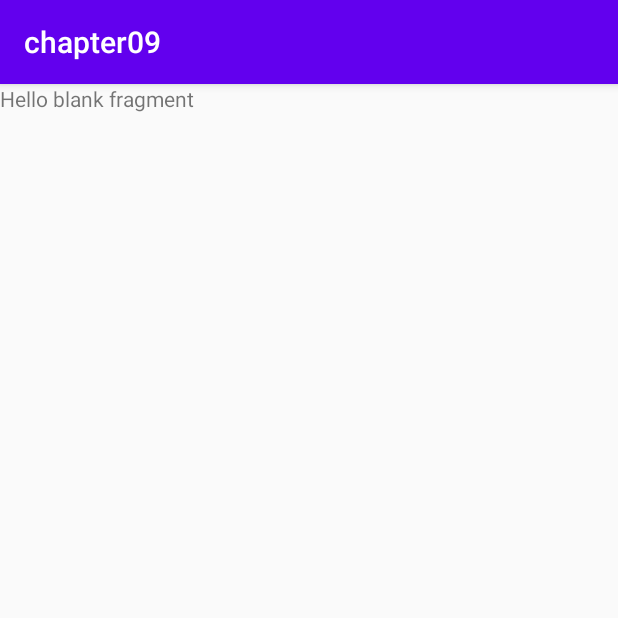
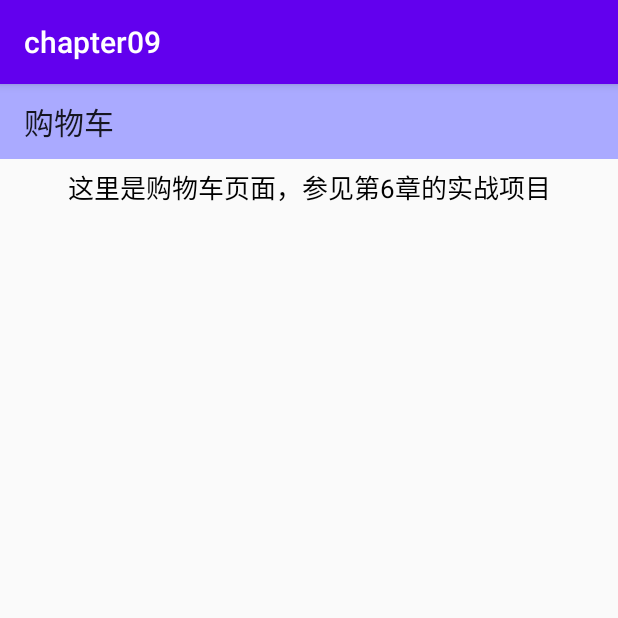
Before and after one commit to lilyOrio/zero_basis_to_project_practice, an Android app: the fragment DepartmentCartFragment shown on its own in the app's theme, on a phone screen of 412 x 824 dp, the top half of it. Run offline under Robolectric (Android 15) with nearby library versions, the phone set to English and light mode, and no system bars; 1 statement that could not run was skipped.

Commit message:
2022/12/17 9.5 实战项目：电商首页

```diff
--- a/chapter08/chapter09/src/main/java/com/example/chapter09/fragment/DepartmentCartFragment.java
+++ b/chapter08/chapter09/src/main/java/com/example/chapter09/fragment/DepartmentCartFragment.java
@@ -2,6 +2,8 @@ package com.example.chapter09.fragment;
 
 import android.os.Bundle;
 
+import androidx.appcompat.app.AppCompatActivity;
+import androidx.appcompat.widget.Toolbar;
 import androidx.fragment.app.Fragment;
 
 import android.view.LayoutInflater;
@@ -10,57 +12,18 @@ import android.view.ViewGroup;
 
 import com.example.chapter09.R;
 
-/**
- * A simple {@link Fragment} subclass.
- * Use the {@link DepartmentCartFragment#newInstance} factory method to
- * create an instance of this fragment.
- */
 public class DepartmentCartFragment extends Fragment {
-
-    // TODO: Rename parameter arguments, choose names that match
-    // the fragment initialization parameters, e.g. ARG_ITEM_NUMBER
-    private static final String ARG_PARAM1 = "param1";
-    private static final String ARG_PARAM2 = "param2";
-
-    // TODO: Rename and change types of parameters
-    private String mParam1;
-    private String mParam2;
-
-    public DepartmentCartFragment() {
-        // Required empty public constructor
-    }
-
-    /**
-     * Use this factory method to create a new instance of
-     * this fragment using the provided parameters.
-     *
-     * @param param1 Parameter 1.
-     * @param param2 Parameter 2.
-     * @return A new instance of fragment DepartmentCartFragment.
-     */
-    // TODO: Rename and change types and number of parameters
-    public static DepartmentCartFragment newInstance(String param1, String param2) {
-        DepartmentCartFragment fragment = new DepartmentCartFragment();
-        Bundle args = new Bundle();
-        args.putString(ARG_PARAM1, param1);
-        args.putString(ARG_PARAM2, param2);
-        fragment.setArguments(args);
-        return fragment;
-    }
+    protected View mView; // 声明一个视图对象
+    protected AppCompatActivity mActivity; // 声明一个活动对象
 
     @Override
-    public void onCreate(Bundle savedInstanceState) {
-        super.onCreate(savedInstanceState);
-        if (getArguments() != null) {
-            mParam1 = getArguments().getString(ARG_PARAM1);
-            mParam2 = getArguments().getString(ARG_PARAM2);
-        }
-    }
-
-    @Override
-    public View onCreateView(LayoutInflater inflater, ViewGroup container,
-                             Bundle savedInstanceState) {
-        // Inflate the layout for this fragment
-        return inflater.inflate(R.layout.fragment_department_cart, container, false);
+    public View onCreateView(LayoutInflater inflater, ViewGroup container, Bundle savedInstanceState) {
+        mActivity = (AppCompatActivity) getActivity();
+        mView = inflater.inflate(R.layout.fragment_department_cart, container, false);
+        // 从布局文件中获取名叫tl_head的工具栏
+        Toolbar tl_head = mView.findViewById(R.id.tl_head);
+        tl_head.setTitle("购物车"); // 设置工具栏的标题文字
+        mActivity.setSupportActionBar(tl_head); // 使用tl_head替换系统自带的ActionBar
+        return mView;
     }
 }
--- a/chapter08/chapter09/src/main/java/com/example/chapter09/fragment/DepartmentClassFragment.java
+++ b/chapter08/chapter09/src/main/java/com/example/chapter09/fragment/DepartmentClassFragment.java
@@ -2,6 +2,7 @@ package com.example.chapter09.fragment;
 
 import android.os.Bundle;
 
+import androidx.annotation.NonNull;
 import androidx.appcompat.app.AppCompatActivity;
 import androidx.appcompat.widget.Toolbar;
 import androidx.fragment.app.Fragment;
@@ -12,7 +13,9 @@ import android.view.View;
 import android.view.ViewGroup;
 
 import com.example.chapter09.R;
+import com.example.chapter09.adapter.ClassPagerAdapter;
 import com.google.android.material.tabs.TabLayout;
+import com.google.android.material.tabs.TabLayoutMediator;
 
 import java.util.ArrayList;
 import java.util.List;
@@ -24,7 +27,6 @@ public class DepartmentClassFragment extends Fragment {
     private List<String> mTitleList = new ArrayList<String>(); // 标题文字列表
 
     public DepartmentClassFragment() {
-        // Required empty public constructor
     }
 
 
@@ -42,8 +44,14 @@ public class DepartmentClassFragment extends Fragment {
         TabLayout tab_title = mView.findViewById(R.id.tab_title);
         ViewPager2 vp2_content = mView.findViewById(R.id.vp2_content);
 
-
-
+        ClassPagerAdapter adapter = new ClassPagerAdapter(mActivity, mTitleList);
+        vp2_content.setAdapter(adapter); // 设置二代翻页视图的适配器
+        new TabLayoutMediator(tab_title, vp2_content, new TabLayoutMediator.TabConfigurationStrategy() {
+            @Override
+            public void onConfigureTab(@NonNull TabLayout.Tab tab, int position) {
+                tab.setText(mTitleList.get(position));
+            }
+        }).attach();
         return mView;
     }
 }
--- a/chapter08/chapter09/src/main/res/layout/fragment_department_cart.xml
+++ b/chapter08/chapter09/src/main/res/layout/fragment_department_cart.xml
@@ -1,14 +1,29 @@
-<?xml version="1.0" encoding="utf-8"?>
-<FrameLayout xmlns:android="http://schemas.android.com/apk/res/android"
-    xmlns:tools="http://schemas.android.com/tools"
+<LinearLayout xmlns:android="http://schemas.android.com/apk/res/android"
     android:layout_width="match_parent"
     android:layout_height="match_parent"
-    tools:context=".fragment.DepartmentCartFragment">
+    android:orientation="vertical">
 
-    <!-- TODO: Update blank fragment layout -->
-    <TextView
+    <androidx.appcompat.widget.Toolbar
+        android:id="@+id/tl_head"
         android:layout_width="match_parent"
-        android:layout_height="match_parent"
-        android:text="@string/hello_blank_fragment" />
+        android:layout_height="50dp"
+        android:background="@color/blue_light" />
 
-</FrameLayout>
+    <LinearLayout
+        android:layout_width="match_parent"
+        android:layout_height="0dp"
+        android:layout_weight="1"
+        android:orientation="vertical"
+        android:padding="5dp">
+
+        <TextView
+            android:id="@+id/tv_desc"
+            android:layout_width="match_parent"
+            android:layout_height="wrap_content"
+            android:gravity="center"
+            android:textColor="@color/black"
+            android:textSize="17sp"
+            android:text="这里是购物车页面，参见第6章的实战项目" />
+    </LinearLayout>
+
+</LinearLayout>
```
